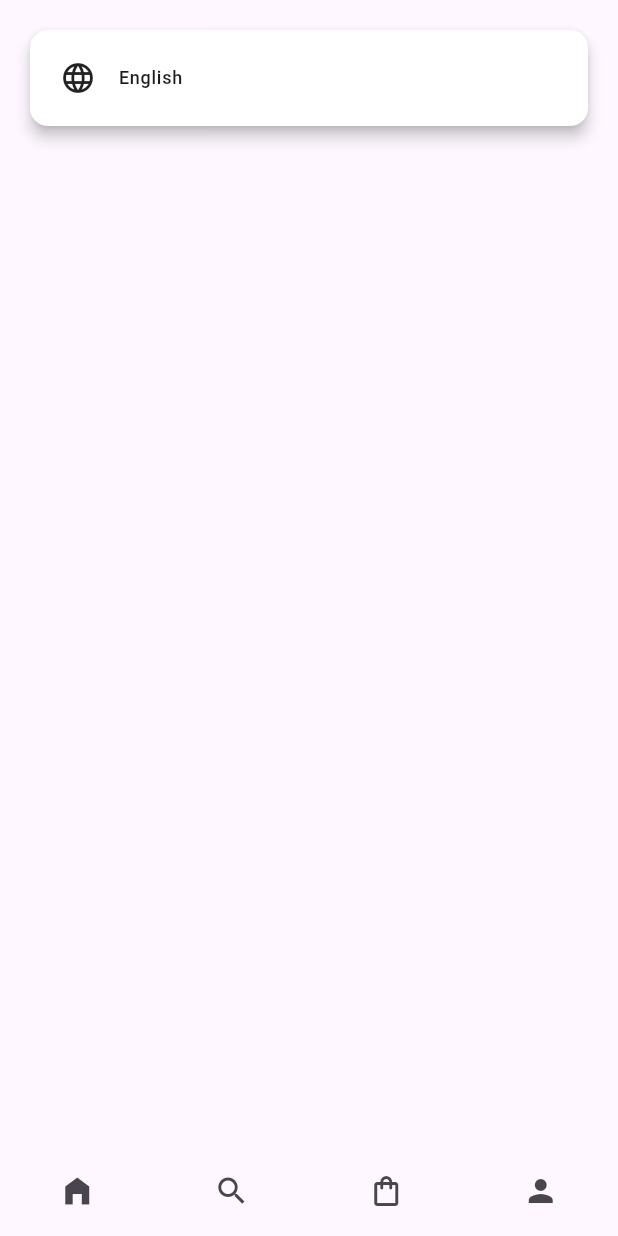
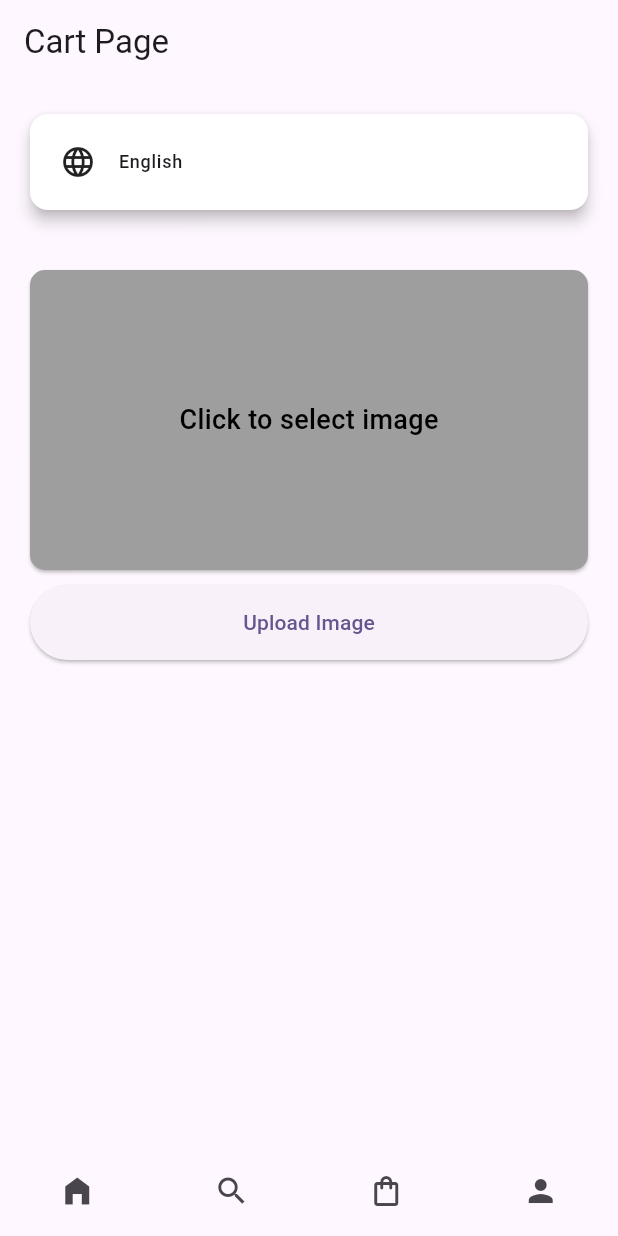
Before and after one commit to RameezKhan110/Flutter_Training, a Flutter app: the screen it shows after launch, item 3 of the bottom bar chosen, on a phone screen of 412 x 824 dp. Run offline on Flutter 3.47's test engine with Material 3 defaults, Android fonts, the phone set to English and light mode, and no system bars; our stand-ins replace cached_network_image, dio, easy_localization, firebase_core, firebase_remote_config, flutter_bloc and 5 more; accounts and stored records are empty.

```diff
--- a/lib/features/cart/cart_page.dart
+++ b/lib/features/cart/cart_page.dart
@@ -1,5 +1,13 @@
+import 'dart:io';
+import 'dart:typed_data';
+
 import 'package:easy_localization/easy_localization.dart';
 import 'package:flutter/material.dart';
+import 'package:flutter_training/dio/dio_service.dart';
+import 'package:flutter_training/provider/cart_provider.dart';
+import 'package:flutter_training/utils/app_fonts.dart';
+import 'package:fluttertoast/fluttertoast.dart';
+import 'package:provider/provider.dart';
 
 import '../../utils/app_colors.dart';
 
@@ -24,14 +32,19 @@ class _CartStatePage extends State<CartPage> {
 
   @override
   Widget build(BuildContext context) {
-    return Scaffold(
-      // appBar: AppBar(title: const LanguageText("cartScreen")),
-      body: SafeArea(
-        child: Card(
+    return Consumer<CartProvider>(
+      builder:
+          ((context, provider, child) => Scaffold(
+            appBar: AppBar(title: Text("Cart Page")),
+            body: Column(
+              children: [
+                Card(
                   color: AppColors.colorWhite,
                   margin: EdgeInsets.symmetric(horizontal: 20, vertical: 20),
                   elevation: 4,
-          shape: RoundedRectangleBorder(borderRadius: BorderRadius.circular(12)),
+                  shape: RoundedRectangleBorder(
+                    borderRadius: BorderRadius.circular(12),
+                  ),
                   child: Padding(
                     padding: const EdgeInsets.all(20.0),
                     child: Row(
@@ -51,7 +64,81 @@ class _CartStatePage extends State<CartPage> {
                     ),
                   ),
                 ),
+
+                SizedBox(height: 20),
+
+                SizedBox(
+                  height: 200,
+                  child: InkWell(
+                    onTap: () {
+                      provider.pickImage();
+                    },
+                    child: Card(
+                      margin: EdgeInsets.symmetric(horizontal: 20),
+                      color: Colors.grey,
+                      shape: RoundedRectangleBorder(
+                        borderRadius: BorderRadius.circular(10),
                       ),
+                      child:
+                          provider.selectedImage == null
+                              ? Center(
+                                child: Text(
+                                  "Click to select image",
+                                  style: TextStyle(
+                                    fontWeight: FontWeights.mediumFontWeight,
+                                    fontSize: 18,
+                                    color: Colors.black,
+                                  ),
+                                ),
+                              )
+                              : Image.file(provider.selectedImage!, fit: BoxFit.cover,),
+                    ),
+                  ),
+                ),
+
+                //
+                // Text(provider.fileUrl.isNotEmpty ? "File uploaded" : "",
+                //   style: TextStyle(fontWeight: FontWeights.boldFontWeight),),
+                SizedBox(height: 10),
+
+                Padding(
+                  padding: const EdgeInsets.symmetric(horizontal: 20),
+                  child: SizedBox(
+                    width: double.infinity,
+                    child: ElevatedButton(
+                      onPressed: () async {
+                        if(provider.selectedImage == null) {
+                          Fluttertoast.showToast(
+                            msg: "Please select image first",
+                            toastLength: Toast.LENGTH_SHORT,  // Length of toast
+                            gravity: ToastGravity.BOTTOM,  // Position of toast
+                            backgroundColor: Colors.grey,  // Background color of the toast
+                            textColor: Colors.white,  // Text color of the toast
+                            fontSize: 14.0,  // Font size
+                          );
+                          return;
+                        }
+
+                        Uint8List? bytes =
+                        await provider.selectedImage?.readAsBytes();
+                        provider.fileUpload(bytes!, "file.jpg");
+                      },
+                      child:
+                          provider.isLoading
+                              ? Padding(
+                                padding: const EdgeInsets.all(15),
+                                child: CircularProgressIndicator(),
+                              )
+                              : Padding(
+                                padding: const EdgeInsets.all(15),
+                                child: Text("Upload Image"),
+                              ),
+                    ),
+                  ),
+                ),
+              ],
+            ),
+          )),
     );
   }
 }
--- a/lib/main.dart
+++ b/lib/main.dart
@@ -1,11 +1,13 @@
 import 'package:easy_localization/easy_localization.dart';
 import 'package:firebase_core/firebase_core.dart';
 import 'package:flutter/material.dart';
+import 'package:flutter_bloc/flutter_bloc.dart';
 import 'package:flutter_dotenv/flutter_dotenv.dart';
 import 'package:flutter_training/navigation/app_router.dart';
 import 'package:flutter_training/provider/bottom_nav_provider.dart';
-import 'package:flutter_training/provider/account_provider.dart';
-import 'package:flutter_training/provider/search_provider.dart';
+import 'package:flutter_training/provider/account_cubit.dart';
+import 'package:flutter_training/provider/cart_provider.dart';
+import 'package:flutter_training/provider/search_cubit.dart';
 import 'package:flutter_training/provider/remote_config_provider.dart';
 import 'package:flutter_training/dio/rest_api_service.dart';
 import 'package:flutter_training/utils/get_storage_helper.dart';
@@ -28,7 +30,24 @@ void main() async {
       path: 'assets/translations',
       startLocale: Locale('en'),
       fallbackLocale: Locale('en'),
+      child: MultiProvider(
+        providers: [
+          ChangeNotifierProvider(create: (context) => RemoteConfigProvider()),
+          ChangeNotifierProvider(create: (context) => BottomNavProvider()),
+          ChangeNotifierProvider(create: (context) => CartProvider()),
+        ],
+        child: MultiBlocProvider(
+          providers: [
+            BlocProvider<SearchCubit>(
+              create: (context) => SearchCubit(RestApiService()),
+            ),
+            BlocProvider<AccountCubit>(
+              create: (context) => AccountCubit(RestApiService()),
+            ),
+          ],
           child: MyApp(),
+        ),
+      ),
     ),
   );
 }
@@ -38,14 +57,7 @@ class MyApp extends StatelessWidget {
 
   @override
   Widget build(BuildContext context) {
-    return MultiProvider(
-      providers: [
-        ChangeNotifierProvider(create: (context) => RemoteConfigProvider()),
-        ChangeNotifierProvider(create: (context) => BottomNavProvider()),
-        ChangeNotifierProvider(create: (context) => SearchProvider()),
-        ChangeNotifierProvider(create: (context) => AccountProvider()),
-      ],
-      child: MaterialApp.router(
+    return MaterialApp.router(
       localizationsDelegates: context.localizationDelegates,
       supportedLocales: context.supportedLocales,
       locale: context.locale,
@@ -56,7 +68,6 @@ class MyApp extends StatelessWidget {
         colorScheme: ColorScheme.fromSeed(seedColor: Colors.deepPurple),
       ),
       // home: const MainPage(),
-      ),
     );
   }
 }
--- a/lib/provider/account_provider.dart
+++ /dev/null
@@ -1,40 +0,0 @@
-
-import 'package:flutter/cupertino.dart';
-import 'package:flutter_training/model/TopRatedMovies.dart';
-
-import '../dio/rest_api_service.dart';
-
-class AccountProvider extends ChangeNotifier {
-
-  RestApiService apiService = RestApiService();
-  TopRatedMovies? _topRatedMovies = TopRatedMovies();
-
-  TopRatedMovies? get topRatedMovies => _topRatedMovies;
-
-  bool _isLoading = false;
-
-  bool get isLoading => _isLoading;
-
-  AccountProvider() {
-    getTopRatedMovies(1);
-  }
-
-  Future<void> getTopRatedMovies(int page) async {
-    _isLoading = true;
-    notifyListeners();
-
-    try {
-      final response = await apiService.getTopRatedMovies(page);
-      if (response.data != null) {
-        _topRatedMovies = TopRatedMovies.fromJson(response.data);
-        print(_topRatedMovies?.results?[0].title);
-      }
-    } catch (e) {
-      _topRatedMovies = null;
-      print("exception $e");
-    }
-
-    _isLoading = false;
-    notifyListeners();
-  }
-}
--- /dev/null
+++ b/lib/provider/cart_provider.dart
@@ -0,0 +1,56 @@
+
+import 'dart:io';
+
+import 'package:flutter/cupertino.dart';
+import 'package:flutter/services.dart';
+import 'package:flutter_training/dio/rest_api_service.dart';
+import 'package:image_picker/image_picker.dart';
+
+import '../dio/dio_service.dart';
+import '../utils/get_storage_helper.dart';
+
+class CartProvider extends ChangeNotifier {
+
+  File? _selectedImage;
+  File? get selectedImage => _selectedImage;
+  bool _isLoading = false;
+  bool get isLoading => _isLoading;
+  RestApiService apiService = RestApiService();
+  String fileUrl = "";
+  GetStorageHelper getStorageHelper = GetStorageHelper();
+
+
+  Future pickImage() async {
+    try {
+      // updateBaseUrl();
+      final image = await ImagePicker().pickImage(source: ImageSource.gallery);
+      if(image == null) return;
+      _selectedImage = File(image.path);
+      print("selected image $_selectedImage");
+      notifyListeners();
+    } on PlatformException catch(e) {
+      print('Failed to pick image: $e');
+    }
+  }
+
+  Future<void> updateBaseUrl() async {
+    var dio = DioService();
+    String url = await getStorageHelper.readStorage("platzi_base_url");
+    dio.changeBaseUrl(url);
+  }
+
+  Future<void> fileUpload(Uint8List bytes, String fileName) async {
+    _isLoading = true;
+    notifyListeners();
+
+    try {
+      final response = await apiService.uploadFile(bytes, fileName);
+      fileUrl = response?.data['location'];
+      print("file uploaded $response");
+    } catch (e) {
+      // imagesData.error = "$e";
+    }
+    _isLoading = false;
+    notifyListeners();
+  }
+}
--- a/lib/provider/remote_config_provider.dart
+++ b/lib/provider/remote_config_provider.dart
@@ -45,12 +45,14 @@ class RemoteConfigProvider extends ChangeNotifier {
       await _remoteConfig.fetchAndActivate();
 
       getStorageHelper.writeStorage("base_url", _remoteConfig.getString("base_url"));
+      getStorageHelper.writeStorage("platzi_base_url", _remoteConfig.getString("platzi_base_url"));
       getStorageHelper.writeStorage("bearer_token", _remoteConfig.getString("bearer_token"));
 
       final String endpointsJsonStr = _remoteConfig.getString("end_points");
       Map<String, dynamic> endpointsMap = jsonDecode(endpointsJsonStr);
       getStorageHelper.writeStorage("popular_movies", endpointsMap["popular_movies"]);
       getStorageHelper.writeStorage("top_rated_movies", endpointsMap["top_rated_movies"]);
+      getStorageHelper.writeStorage("platzi_upload_file", endpointsMap["platzi_upload_file"]);
 
       String categoriesJsonStr = _remoteConfig.getString("categories");
       Map<String, dynamic> categoriesMap = jsonDecode(categoriesJsonStr);
--- a/lib/utils/get_storage_helper.dart
+++ b/lib/utils/get_storage_helper.dart
@@ -13,4 +13,6 @@ class GetStorageHelper {
     return box.read(key);
   }
 
+
+
 }
--- a/pubspec.yaml
+++ b/pubspec.yaml
@@ -44,6 +44,9 @@ dependencies:
   cached_network_image: ^3.4.1
   dio: ^5.8.0+1
   get_storage: ^2.1.1
+  image_picker: ^1.1.2
+  fluttertoast: ^8.2.12
+  flutter_bloc: ^9.1.0
 
 dev_dependencies:
   flutter_test:
```
Also changed, not shown: lib/dio/dio_service.dart (+37 -6 lines), lib/dio/rest_api_service.dart (+22 -3 lines), lib/features/account/account_page.dart (+27 -23 lines), lib/features/search/search_page.dart (+23 -25 lines), lib/provider/account_cubit.dart (added, +42 -0 lines), lib/provider/search_cubit.dart (renamed from lib/provider/search_provider.dart, +19 -14 lines), pubspec.lock, 6 other files. Lines whose indentation alone changed are shown as unchanged.
